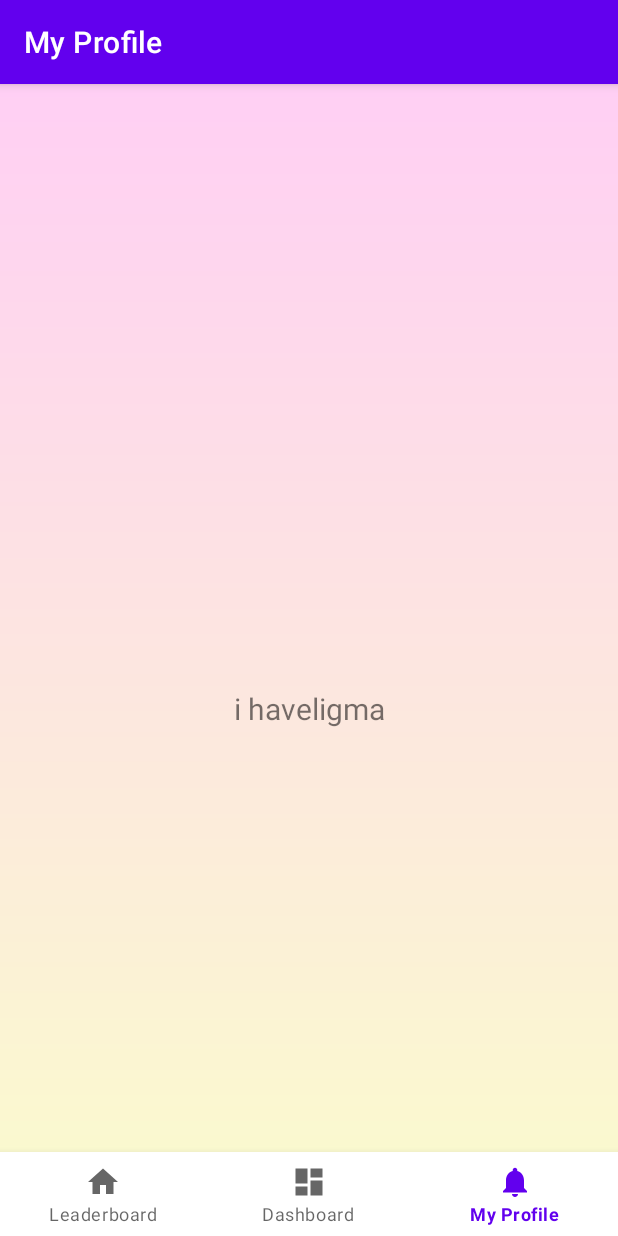
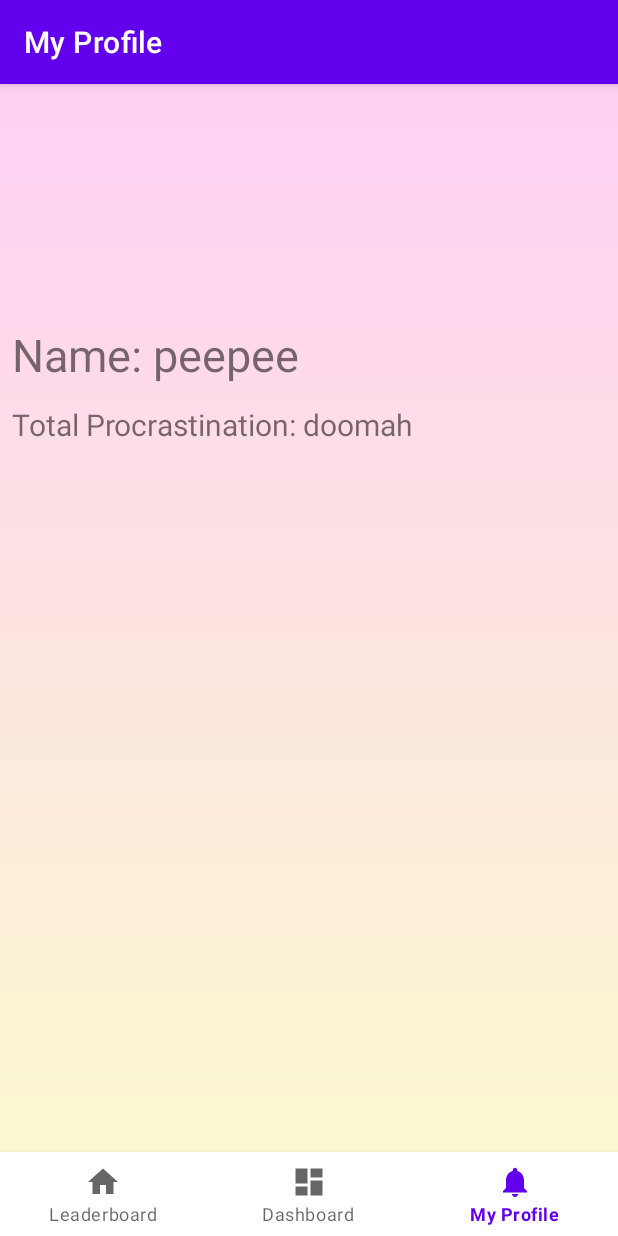
Before and after one commit to seanhogunkim/Peercrastinate, an Android app: the MyProfileFragment screen opened through its navigation route, on a phone screen of 412 x 824 dp. Run offline under Robolectric (Android 15) with nearby library versions, the light colour scheme and no system bars; our stand-ins replace navigation-ui.

Commit message:
Added two textviews to My Profile page. Fixed the small gap on the top of the screen.

```diff
--- a/app/src/main/java/com/example/peercrastinationapp/MainActivity.java
+++ b/app/src/main/java/com/example/peercrastinationapp/MainActivity.java
@@ -49,8 +49,6 @@ public class MainActivity extends AppCompatActivity{
         NavigationUI.setupActionBarWithNavController(this, navController, appBarConfiguration);
         NavigationUI.setupWithNavController(binding.navView, navController);
 
-        User user = new User("nig", 10);
-        Game game = new Game(user);
         AppOpsManager appOps = (AppOpsManager) getSystemService(Context.APP_OPS_SERVICE);
         int mode = appOps.checkOpNoThrow(AppOpsManager.OPSTR_GET_USAGE_STATS,
                 android.os.Process.myUid(), getPackageName());
--- a/app/src/main/java/com/example/peercrastinationapp/ui/entities/AdapterAddUser.java
+++ b/app/src/main/java/com/example/peercrastinationapp/ui/entities/AdapterAddUser.java
@@ -19,10 +19,8 @@ import java.util.ArrayList;
     public class AdapterAddUser extends RecyclerView.Adapter<AdapterAddUser.AddUserViewHolder> {
         private ArrayList<User> _usersList;
 
-        //Constructor
         public AdapterAddUser(ArrayList<User> usersList) {
-            _usersList = usersList;
-
+            _usersList=usersList;
         }
 
         @NonNull
--- a/app/src/main/java/com/example/peercrastinationapp/ui/home/HomeFragment.java
+++ b/app/src/main/java/com/example/peercrastinationapp/ui/home/HomeFragment.java
@@ -39,7 +39,7 @@ public class HomeFragment extends Fragment {
 
         binding = FragmentHomeBinding.inflate(inflater, container, false);
         View rootView = binding.getRoot();
-        createDrinkList();
+        createUserList();
         buildRecyclerView(rootView);
 
 
@@ -69,7 +69,7 @@ public class HomeFragment extends Fragment {
     }
 
     //Initialisation of the list of drinks
-    public void createDrinkList() {
+    public void createUserList() {
         usersList = new ArrayList<>();
     }
 
--- a/app/src/main/java/com/example/peercrastinationapp/ui/myprofile/MyProfileFragment.java
+++ b/app/src/main/java/com/example/peercrastinationapp/ui/myprofile/MyProfileFragment.java
@@ -27,13 +27,12 @@ public class MyProfileFragment extends Fragment {
         binding = FragmentMyProfileBinding.inflate(inflater, container, false);
         View root = binding.getRoot();
 
-        final TextView textView = binding.textMyProfile;
-        myProfileViewModel.getText().observe(getViewLifecycleOwner(), new Observer<String>() {
-            @Override
-            public void onChanged(@Nullable String s) {
-                textView.setText(s);
-            }
-        });
+        TextView myName = binding.textMyName;
+        myName.setText("Name: " + "peepee");
+
+        TextView totalProcr = binding.textTotalProcrastination;
+        totalProcr.setText("Total Procrastination: " + "doomah");
+
         return root;
     }
 
--- a/app/src/main/res/layout/activity_main.xml
+++ b/app/src/main/res/layout/activity_main.xml
@@ -5,7 +5,7 @@
     android:layout_width="match_parent"
     android:layout_height="match_parent"
     android:background="@drawable/gradientbackground"
-    android:paddingTop="?attr/actionBarSize">
+    >
 
     <com.google.android.material.bottomnavigation.BottomNavigationView
         android:id="@+id/nav_view"
--- a/app/src/main/res/layout/fragment_my_profile.xml
+++ b/app/src/main/res/layout/fragment_my_profile.xml
@@ -7,16 +7,34 @@
     tools:context=".ui.myprofile.MyProfileFragment">
 
     <TextView
-        android:id="@+id/text_my_profile"
+        android:id="@+id/text_myName"
         android:layout_width="match_parent"
         android:layout_height="wrap_content"
         android:layout_marginStart="8dp"
         android:layout_marginTop="8dp"
         android:layout_marginEnd="8dp"
-        android:textAlignment="center"
+        android:textAlignment="viewStart"
+        android:textSize="30sp"
+        app:layout_constraintBottom_toBottomOf="parent"
+        app:layout_constraintEnd_toEndOf="parent"
+        app:layout_constraintHorizontal_bias="0.0"
+        app:layout_constraintStart_toStartOf="parent"
+        app:layout_constraintTop_toTopOf="parent"
+        app:layout_constraintVertical_bias="0.211" />
+
+    <TextView
+        android:id="@+id/text_total_procrastination"
+        android:layout_width="match_parent"
+        android:layout_height="wrap_content"
+        android:layout_marginStart="8dp"
+        android:layout_marginTop="8dp"
+        android:layout_marginEnd="8dp"
+        android:textAlignment="viewStart"
         android:textSize="20sp"
         app:layout_constraintBottom_toBottomOf="parent"
         app:layout_constraintEnd_toEndOf="parent"
+        app:layout_constraintHorizontal_bias="0.0"
         app:layout_constraintStart_toStartOf="parent"
-        app:layout_constraintTop_toTopOf="parent" />
+        app:layout_constraintTop_toTopOf="parent"
+        app:layout_constraintVertical_bias="0.28" />
 </androidx.constraintlayout.widget.ConstraintLayout>
```
